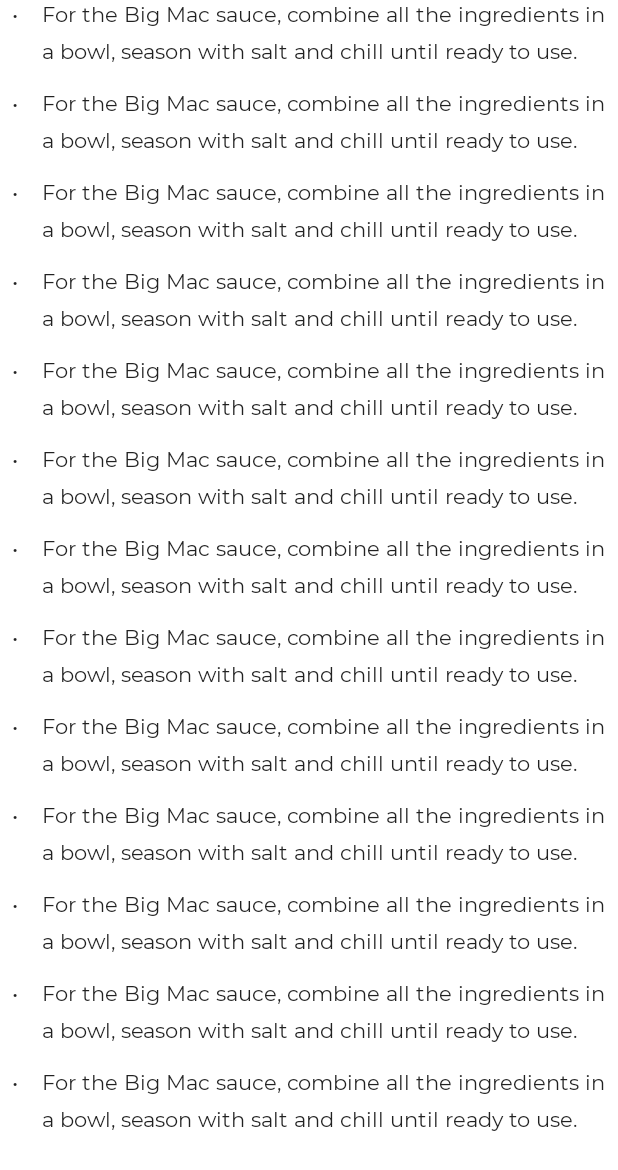
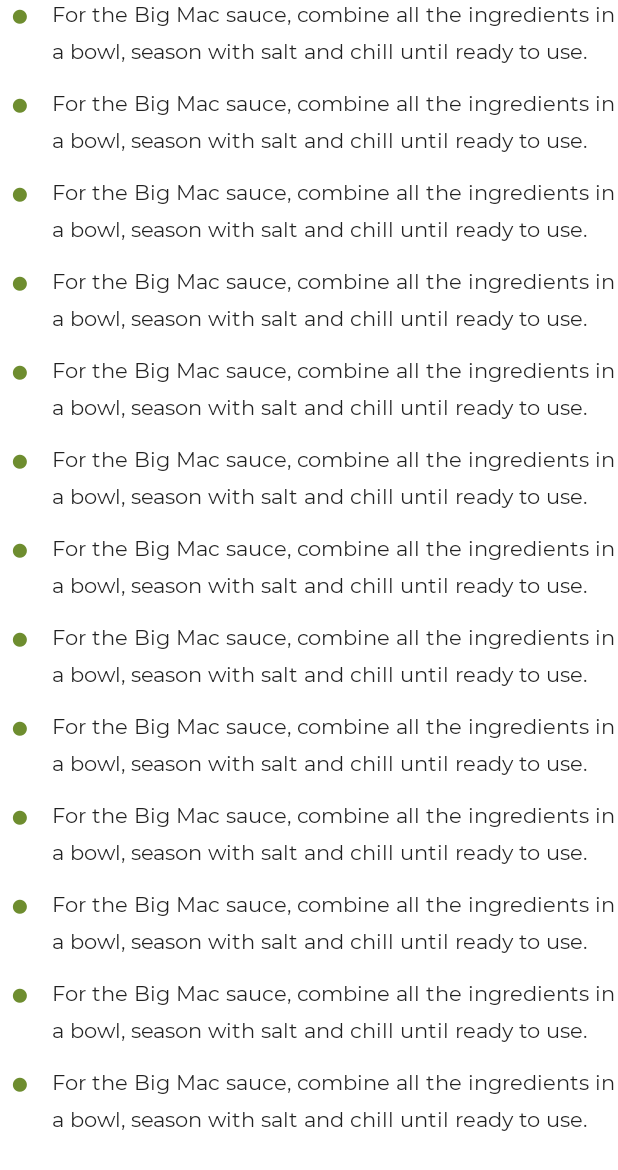
Before and after one commit to JulioRahman/lezat-android, an Android app: the layout list_unordered.xml on its own in the app's theme, with its tools: preview values and no code run, on a phone screen of 412 x 824 dp. Shown: the top 1170 px of the screen. Run offline under Robolectric (Android 15) with nearby library versions, the phone set to English and light mode, and no system bars.

```diff
--- a/app/build.gradle
+++ b/app/build.gradle
@@ -40,7 +40,7 @@ android {
 dependencies {
 
     implementation "org.jetbrains.kotlin:kotlin-stdlib:$kotlin_version"
-    implementation 'androidx.core:core-ktx:1.3.2'
+    implementation 'androidx.core:core-ktx:1.5.0'
     implementation 'androidx.appcompat:appcompat:1.2.0'
     implementation 'com.google.android.material:material:1.3.0'
     implementation 'androidx.constraintlayout:constraintlayout:2.0.4'
--- a/app/src/main/res/layout/bottom_sheet_instructions.xml
+++ b/app/src/main/res/layout/bottom_sheet_instructions.xml
@@ -12,7 +12,7 @@
     <View
         android:id="@+id/handle"
         android:layout_width="@dimen/dimens_128dp"
-        android:layout_height="@dimen/dimens_8dp"
+        android:layout_height="@dimen/dimens_6dp"
         android:layout_marginTop="@dimen/dimens_16dp"
         android:background="@drawable/handle"
         app:layout_constraintEnd_toEndOf="parent"
--- a/app/src/main/res/layout/list_unordered.xml
+++ b/app/src/main/res/layout/list_unordered.xml
@@ -11,7 +11,8 @@
         android:id="@+id/b1"
         android:layout_width="wrap_content"
         android:layout_height="wrap_content"
-        android:text="&#8226;"
+        android:text="\u2B24"
+        android:textColor="@color/colorPrimary"
         app:layout_constraintStart_toStartOf="parent"
         app:layout_constraintTop_toTopOf="parent" />
 
@@ -31,7 +32,8 @@
         android:layout_width="wrap_content"
         android:layout_height="wrap_content"
         android:layout_marginTop="@dimen/dimens_16dp"
-        android:text="&#8226;"
+        android:text="\u2B24"
+        android:textColor="@color/colorPrimary"
         app:layout_constraintStart_toStartOf="parent"
         app:layout_constraintTop_toBottomOf="@id/t1" />
 
@@ -52,7 +54,8 @@
         android:layout_width="wrap_content"
         android:layout_height="wrap_content"
         android:layout_marginTop="@dimen/dimens_16dp"
-        android:text="&#8226;"
+        android:text="\u2B24"
+        android:textColor="@color/colorPrimary"
         app:layout_constraintStart_toStartOf="parent"
         app:layout_constraintTop_toBottomOf="@id/t2" />
 
@@ -73,7 +76,8 @@
         android:layout_width="wrap_content"
         android:layout_height="wrap_content"
         android:layout_marginTop="@dimen/dimens_16dp"
-        android:text="&#8226;"
+        android:text="\u2B24"
+        android:textColor="@color/colorPrimary"
         app:layout_constraintStart_toStartOf="parent"
         app:layout_constraintTop_toBottomOf="@id/t3" />
 
@@ -94,7 +98,8 @@
         android:layout_width="wrap_content"
         android:layout_height="wrap_content"
         android:layout_marginTop="@dimen/dimens_16dp"
-        android:text="&#8226;"
+        android:text="\u2B24"
+        android:textColor="@color/colorPrimary"
         app:layout_constraintStart_toStartOf="parent"
         app:layout_constraintTop_toBottomOf="@id/t4" />
 
@@ -115,7 +120,8 @@
         android:layout_width="wrap_content"
         android:layout_height="wrap_content"
         android:layout_marginTop="@dimen/dimens_16dp"
-        android:text="&#8226;"
+        android:text="\u2B24"
+        android:textColor="@color/colorPrimary"
         app:layout_constraintStart_toStartOf="parent"
         app:layout_constraintTop_toBottomOf="@id/t5" />
 
@@ -136,7 +142,8 @@
         android:layout_width="wrap_content"
         android:layout_height="wrap_content"
         android:layout_marginTop="@dimen/dimens_16dp"
-        android:text="&#8226;"
+        android:text="\u2B24"
+        android:textColor="@color/colorPrimary"
         app:layout_constraintStart_toStartOf="parent"
         app:layout_constraintTop_toBottomOf="@id/t6" />
 
@@ -157,7 +164,8 @@
         android:layout_width="wrap_content"
         android:layout_height="wrap_content"
         android:layout_marginTop="@dimen/dimens_16dp"
-        android:text="&#8226;"
+        android:text="\u2B24"
+        android:textColor="@color/colorPrimary"
         app:layout_constraintStart_toStartOf="parent"
         app:layout_constraintTop_toBottomOf="@id/t7" />
 
@@ -178,7 +186,8 @@
         android:layout_width="wrap_content"
         android:layout_height="wrap_content"
         android:layout_marginTop="@dimen/dimens_16dp"
-        android:text="&#8226;"
+        android:text="\u2B24"
+        android:textColor="@color/colorPrimary"
         app:layout_constraintStart_toStartOf="parent"
         app:layout_constraintTop_toBottomOf="@id/t8" />
 
@@ -199,7 +208,8 @@
         android:layout_width="wrap_content"
         android:layout_height="wrap_content"
         android:layout_marginTop="@dimen/dimens_16dp"
-        android:text="&#8226;"
+        android:text="\u2B24"
+        android:textColor="@color/colorPrimary"
         app:layout_constraintStart_toStartOf="parent"
         app:layout_constraintTop_toBottomOf="@id/t9" />
 
@@ -220,7 +230,8 @@
         android:layout_width="wrap_content"
         android:layout_height="wrap_content"
         android:layout_marginTop="@dimen/dimens_16dp"
-        android:text="&#8226;"
+        android:text="\u2B24"
+        android:textColor="@color/colorPrimary"
         app:layout_constraintStart_toStartOf="parent"
         app:layout_constraintTop_toBottomOf="@id/t10" />
 
@@ -241,7 +252,8 @@
         android:layout_width="wrap_content"
         android:layout_height="wrap_content"
         android:layout_marginTop="@dimen/dimens_16dp"
-        android:text="&#8226;"
+        android:text="\u2B24"
+        android:textColor="@color/colorPrimary"
         app:layout_constraintStart_toStartOf="parent"
         app:layout_constraintTop_toBottomOf="@id/t11" />
 
@@ -262,7 +274,8 @@
         android:layout_width="wrap_content"
         android:layout_height="wrap_content"
         android:layout_marginTop="@dimen/dimens_16dp"
-        android:text="&#8226;"
+        android:text="\u2B24"
+        android:textColor="@color/colorPrimary"
         app:layout_constraintStart_toStartOf="parent"
         app:layout_constraintTop_toBottomOf="@id/t12" />
 
--- a/app/src/main/res/navigation/nav_graph.xml
+++ b/app/src/main/res/navigation/nav_graph.xml
@@ -8,7 +8,7 @@
     <fragment
         android:id="@+id/ListFragment"
         android:name="com.kencur.lezat.ui.ListFragment"
-        android:label="@string/list_fragment_label"
+        android:label=""
         tools:layout="@layout/fragment_list">
 
         <action
```
Also changed, not shown: app/src/main/java/com/kencur/lezat/ui/DetailFragment.kt (+3 -21 lines), app/src/main/java/com/kencur/lezat/utils/ViewUtil.kt (added, +26 -0 lines), app/src/main/res/drawable/ic_category.xml (added, +10 -0 lines), app/src/main/res/drawable/ic_circle.xml (added, +10 -0 lines), app/src/main/res/drawable/ic_place.xml (added, +10 -0 lines), app/src/main/res/layout/fragment_detail.xml (+33 -39 lines).
